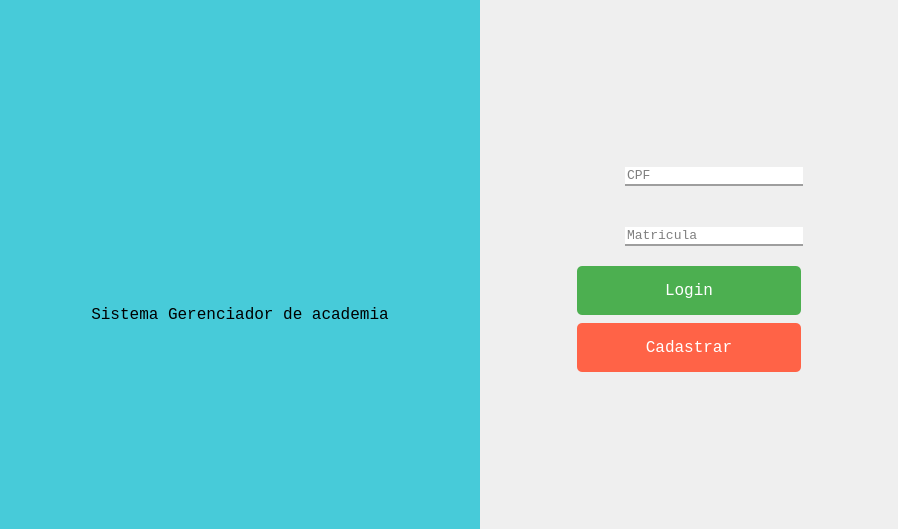
Old version of the form src/view/login.ui in the repository matheusnalmeida/SistemaDeAcademiaPA.
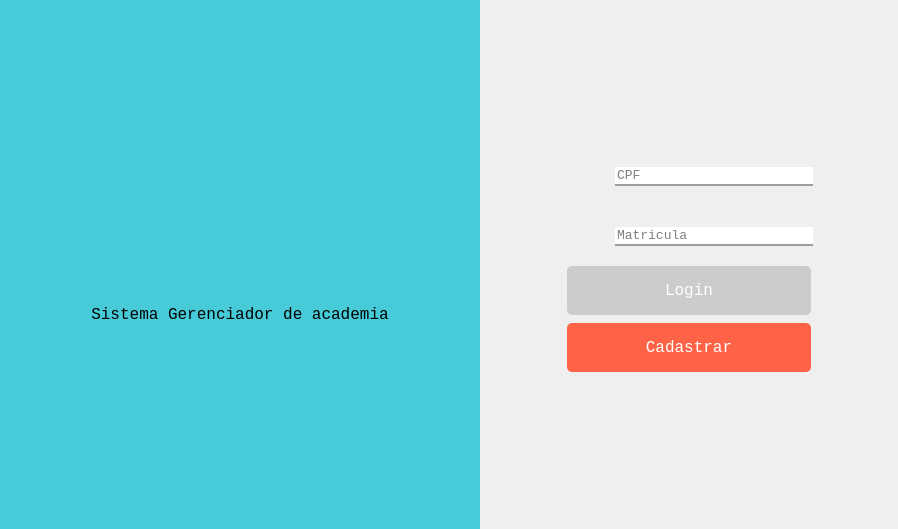
New version of the form.

Commit message: Validacao de dados de login e preenchimento da tela de usuarios logados

```diff
--- a/src/view/login.ui
+++ b/src/view/login.ui
@@ -739,7 +739,7 @@
               </property>
               <property name="sizeHint" stdset="0">
                <size>
-                <width>95</width>
+                <width>85</width>
                 <height>20</height>
                </size>
               </property>
@@ -868,6 +868,9 @@
               </item>
               <item>
                <widget class="QPushButton" name="login_button">
+                <property name="enabled">
+                 <bool>false</bool>
+                </property>
                 <property name="maximumSize">
                  <size>
                   <width>400</width>
@@ -892,7 +895,7 @@
                  <bool>false</bool>
                 </property>
                 <property name="styleSheet">
-                 <string notr="true">background-color: #4CAF50;
+                 <string notr="true">background-color: #cccccc;
 border: none;
 color: white;
 padding: 15px 32px;
@@ -948,8 +951,8 @@
               </property>
               <property name="sizeHint" stdset="0">
                <size>
-                <width>95</width>
-                <height>20</height>
+                <width>85</width>
+                <height>30</height>
                </size>
               </property>
              </spacer>
```
Left out of the diff: 58 changed lines with no effect on the pictures. The commit also changes 9 other files.
